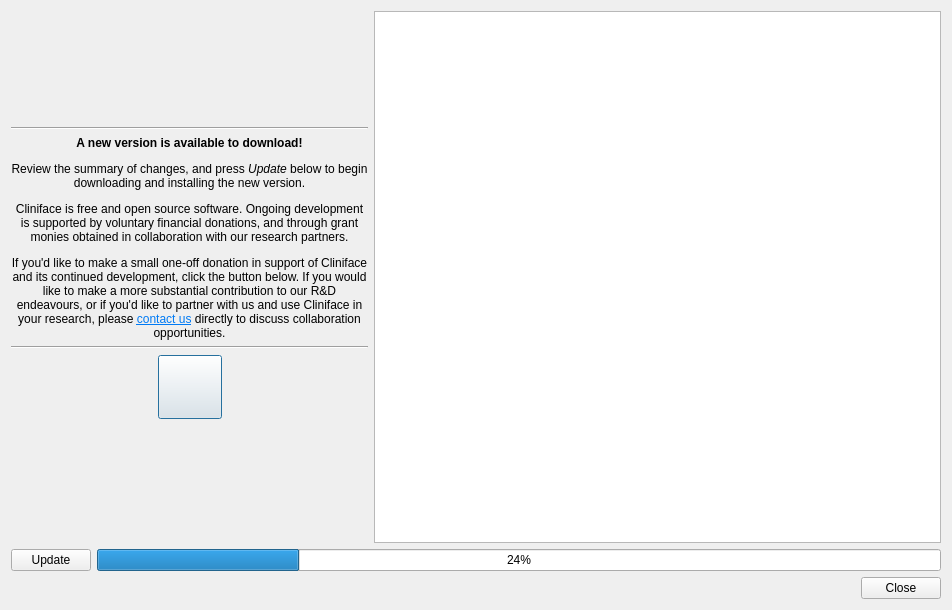
First picture: the form in forms/UpdatesDialog.ui, repository frontiersi/Cliniface, before the edit.
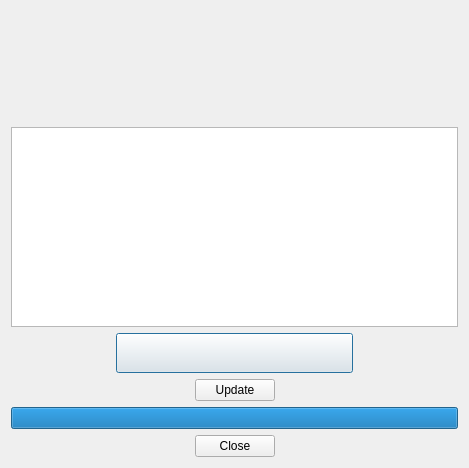
Second picture: the form after the edit. Icons and pictures are not drawn.

The edit to the form file:
```diff
--- a/forms/UpdatesDialog.ui
+++ b/forms/UpdatesDialog.ui
@@ -6,18 +6,44 @@
    <rect>
     <x>0</x>
     <y>0</y>
-    <width>952</width>
-    <height>610</height>
+    <width>469</width>
+    <height>468</height>
    </rect>
   </property>
+  <property name="sizePolicy">
+   <sizepolicy hsizetype="MinimumExpanding" vsizetype="MinimumExpanding">
+    <horstretch>0</horstretch>
+    <verstretch>1</verstretch>
+   </sizepolicy>
+  </property>
+  <property name="minimumSize">
+   <size>
+    <width>0</width>
+    <height>0</height>
+   </size>
+  </property>
   <property name="windowTitle">
    <string>Cliniface | Updates</string>
   </property>
-  <layout class="QVBoxLayout" name="verticalLayout_2">
+  <layout class="QVBoxLayout" name="verticalLayout" stretch="0,1,0,0,0,0">
+   <property name="sizeConstraint">
+    <enum>QLayout::SetDefaultConstraint</enum>
+   </property>
    <item>
-    <layout class="QHBoxLayout" name="horizontalLayout_3" stretch="0,1">
+    <layout class="QHBoxLayout" name="horizontalLayout">
      <item>
-      <layout class="QVBoxLayout" name="verticalLayout">
+      <spacer name="horizontalSpacer">
+       <property name="orientation">
+        <enum>Qt::Horizontal</enum>
+       </property>
+       <property name="sizeHint" stdset="0">
+        <size>
+         <width>40</width>
+         <height>20</height>
+        </size>
+       </property>
+      </spacer>
+     </item>
        <item>
         <widget class="QLabel" name="label">
          <property name="minimumSize">
@@ -44,42 +70,59 @@
         </widget>
        </item>
        <item>
-        <widget class="Line" name="line">
+      <spacer name="horizontalSpacer_2">
          <property name="orientation">
           <enum>Qt::Horizontal</enum>
          </property>
-        </widget>
+       <property name="sizeHint" stdset="0">
+        <size>
+         <width>40</width>
+         <height>20</height>
+        </size>
+       </property>
+      </spacer>
+     </item>
+    </layout>
        </item>
        <item>
-        <widget class="QLabel" name="supportLabel">
+    <widget class="QTextBrowser" name="updateDetails">
+     <property name="sizePolicy">
+      <sizepolicy hsizetype="MinimumExpanding" vsizetype="MinimumExpanding">
+       <horstretch>0</horstretch>
+       <verstretch>1</verstretch>
+      </sizepolicy>
+     </property>
+     <property name="minimumSize">
+      <size>
+       <width>0</width>
+       <height>0</height>
+      </size>
+     </property>
          <property name="maximumSize">
           <size>
-           <width>357</width>
+       <width>16777215</width>
            <height>16777215</height>
           </size>
          </property>
-         <property name="text">
-          <string>&lt;html&gt;&lt;head/&gt;&lt;body&gt;&lt;p&gt;&lt;span style=&quot; font-weight:600;&quot;&gt;A new version is available to download!&lt;/span&gt;&lt;/p&gt;&lt;p&gt;Review the summary of changes, and press &lt;span style=&quot; font-style:italic;&quot;&gt;Update&lt;/span&gt; below to begin downloading and installing the new version.&lt;/p&gt;&lt;p&gt;Cliniface is free and open source software. Ongoing development is supported by voluntary financial donations, and through grant monies obtained in collaboration with our research partners.&lt;/p&gt;&lt;p&gt;If you'd like to make a small one-off donation in support of Cliniface and its continued development, click the button below. If you would like to make a more substantial contribution to our R&amp;amp;D endeavours, or if you'd like to partner with us and use Cliniface in your research, please &lt;a href=&quot;mailto:r.l.palmer@curtin.edu.au&quot;&gt;&lt;span style=&quot; text-decoration: underline; color:#007af4;&quot;&gt;contact us&lt;/span&gt;&lt;/a&gt; directly to discuss collaboration opportunities.&lt;/p&gt;&lt;/body&gt;&lt;/html&gt;</string>
-         </property>
-         <property name="alignment">
-          <set>Qt::AlignCenter</set>
-         </property>
-         <property name="wordWrap">
+     <property name="contextMenuPolicy">
+      <enum>Qt::NoContextMenu</enum>
+     </property>
+     <property name="html">
+      <string>&lt;!DOCTYPE HTML PUBLIC &quot;-//W3C//DTD HTML 4.0//EN&quot; &quot;http://www.w3.org/TR/REC-html40/strict.dtd&quot;&gt;
+&lt;html&gt;&lt;head&gt;&lt;meta name=&quot;qrichtext&quot; content=&quot;1&quot; /&gt;&lt;style type=&quot;text/css&quot;&gt;
+p, li { white-space: pre-wrap; }
+&lt;/style&gt;&lt;/head&gt;&lt;body style=&quot; font-family:'Ubuntu'; font-size:10pt; font-weight:400; font-style:normal;&quot;&gt;
+&lt;p style=&quot;-qt-paragraph-type:empty; margin-top:0px; margin-bottom:0px; margin-left:0px; margin-right:0px; -qt-block-indent:0; text-indent:0px;&quot;&gt;&lt;br /&gt;&lt;/p&gt;&lt;/body&gt;&lt;/html&gt;</string>
+     </property>
+     <property name="openExternalLinks">
           <bool>true</bool>
          </property>
         </widget>
        </item>
        <item>
-        <widget class="Line" name="line_2">
-         <property name="orientation">
-          <enum>Qt::Horizontal</enum>
-         </property>
-        </widget>
-       </item>
+    <layout class="QHBoxLayout" name="horizontalLayout_3">
        <item>
-        <layout class="QHBoxLayout" name="horizontalLayout_2">
-         <item>
-          <spacer name="horizontalSpacer">
+      <spacer name="horizontalSpacer_3">
            <property name="orientation">
             <enum>Qt::Horizontal</enum>
            </property>
@@ -95,16 +138,28 @@
           <widget class="QPushButton" name="donateButton">
            <property name="minimumSize">
             <size>
-             <width>64</width>
-             <height>64</height>
+         <width>237</width>
+         <height>40</height>
             </size>
            </property>
            <property name="maximumSize">
             <size>
-             <width>64</width>
-             <height>64</height>
-            </size>
-           </property>
+         <width>237</width>
+         <height>40</height>
+        </size>
+       </property>
+       <property name="styleSheet">
+        <string notr="true">border-radius: 4px;
+border-color: beige;
+border-style:outset;
+border-width:2px;
+
+pressed{
+border-style:inset
+}
+
+</string>
+       </property>
            <property name="text">
             <string/>
            </property>
@@ -114,14 +169,14 @@
            </property>
            <property name="iconSize">
             <size>
-             <width>64</width>
-             <height>64</height>
+         <width>237</width>
+         <height>40</height>
             </size>
            </property>
           </widget>
          </item>
          <item>
-          <spacer name="horizontalSpacer_2">
+      <spacer name="horizontalSpacer_4">
            <property name="orientation">
             <enum>Qt::Horizontal</enum>
            </property>
@@ -136,46 +191,60 @@
         </layout>
        </item>
        <item>
-        <spacer name="verticalSpacer">
+    <layout class="QHBoxLayout" name="horizontalLayout_2">
+     <item>
+      <spacer name="horizontalSpacer_5">
          <property name="orientation">
-          <enum>Qt::Vertical</enum>
+        <enum>Qt::Horizontal</enum>
          </property>
          <property name="sizeHint" stdset="0">
           <size>
-           <width>354</width>
-           <height>28</height>
+         <width>40</width>
+         <height>20</height>
           </size>
          </property>
         </spacer>
        </item>
-      </layout>
-     </item>
-     <item>
-      <widget class="QTextBrowser" name="updateDetails"/>
-     </item>
-    </layout>
-   </item>
-   <item>
-    <layout class="QHBoxLayout" name="horizontalLayout" stretch="0,1">
      <item>
       <widget class="QPushButton" name="updateButton">
        <property name="text">
         <string>Update</string>
        </property>
-       <property name="icon">
-        <iconset resource="../resources.qrc">
-         <normaloff>:/icons/UPGRADE</normaloff>:/icons/UPGRADE</iconset>
+       <property name="iconSize">
+        <size>
+         <width>40</width>
+         <height>40</height>
+        </size>
        </property>
       </widget>
+     </item>
+     <item>
+      <spacer name="horizontalSpacer_6">
+       <property name="orientation">
+        <enum>Qt::Horizontal</enum>
+       </property>
+       <property name="sizeHint" stdset="0">
+        <size>
+         <width>40</width>
+         <height>20</height>
+        </size>
+       </property>
+      </spacer>
+     </item>
+    </layout>
      </item>
      <item>
       <widget class="QProgressBar" name="downloadProgressBar">
+     <property name="maximum">
+      <number>1</number>
+     </property>
        <property name="value">
-        <number>24</number>
-       </property>
-      </widget>
-     </item>
-    </layout>
+      <number>1</number>
+     </property>
+     <property name="format">
+      <string/>
+     </property>
+    </widget>
    </item>
    <item>
     <widget class="QDialogButtonBox" name="buttonBox">
@@ -185,6 +254,9 @@
      <property name="standardButtons">
       <set>QDialogButtonBox::Close</set>
      </property>
+     <property name="centerButtons">
+      <bool>true</bool>
+     </property>
     </widget>
    </item>
   </layout>
```
Left out of the diff: 26 changed lines with no effect on the pictures. Lines whose indentation alone changed are shown as unchanged.
